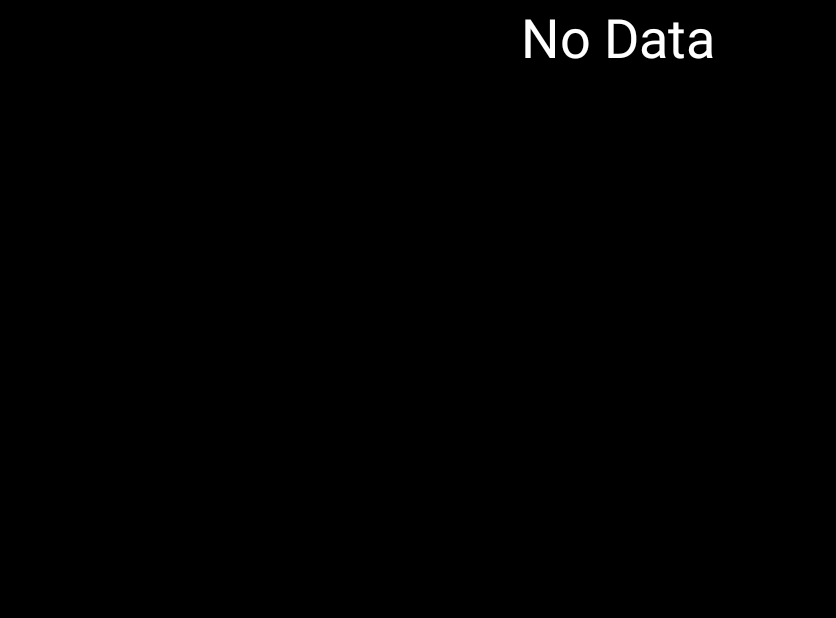
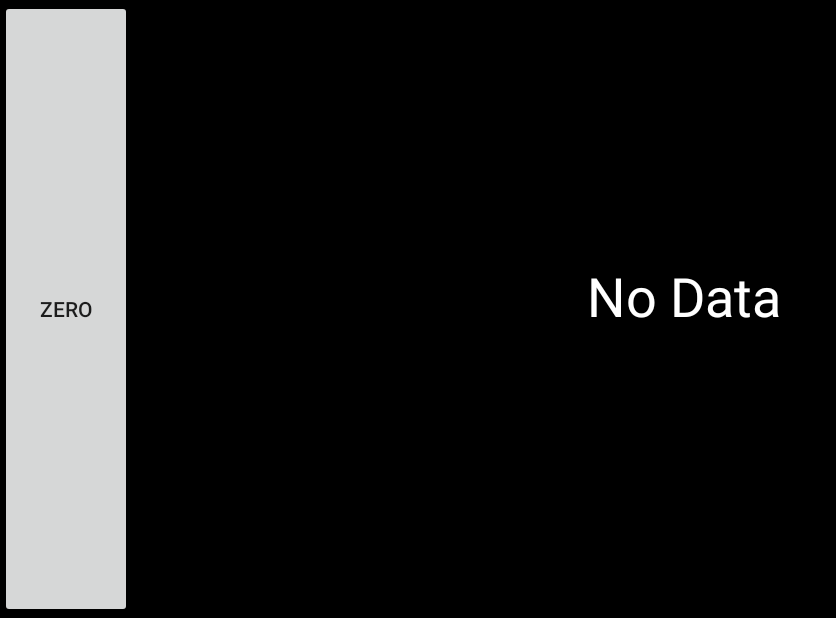
Before and after one commit to jmtrafny/OffRoadCompanion, an Android app: the OrientationActivity screen opened directly, with no data from a screen before it, on a phone screen of 824 x 412 dp (held sideways). Shown: the whole screen, without its empty margins (0-836 px from the left). Run offline under Robolectric (Android 15) with nearby library versions, the phone set to English and light mode, and no system bars.

Commit message:
Adding Zero Button - jmtrafny

```diff
--- a/app/src/main/java/spring17/se300/offroadcompanion/OrientationActivity.java
+++ b/app/src/main/java/spring17/se300/offroadcompanion/OrientationActivity.java
@@ -1,19 +1,14 @@
 package spring17.se300.offroadcompanion;
 
 import android.app.Activity;
-import android.content.Context;
-import android.content.Intent;
 import android.hardware.Sensor;
 import android.hardware.SensorEvent;
 import android.hardware.SensorEventListener;
 import android.hardware.SensorManager;
-import android.support.v7.app.AppCompatActivity;
 import android.os.Bundle;
-import android.view.View;
 import android.view.Window;
 import android.view.WindowManager;
 import android.widget.TextView;
-import java.util.Random;
 
 public class OrientationActivity extends Activity implements SensorEventListener {
 
@@ -59,7 +54,7 @@ public class OrientationActivity extends Activity implements SensorEventListener
         return startOrientation;
     }
 
-    public void zero_all() {
+    public void zeroButtonClicked() {
         startOrientation = null;
     }
 
--- a/app/src/main/res/layout-land/activity_orientation.xml
+++ b/app/src/main/res/layout-land/activity_orientation.xml
@@ -9,6 +9,14 @@
         android:orientation="horizontal"
         android:layout_width="match_parent"
         android:layout_height="match_parent">
+
+        <Button
+            android:text="Zero"
+            android:layout_width="wrap_content"
+            android:layout_height="match_parent"
+            android:id="@+id/ZeroButton"
+            android:onClick="zeroButtonClicked"
+            />
 
         <TextView
             android:text="@string/orientationTextView"
```
